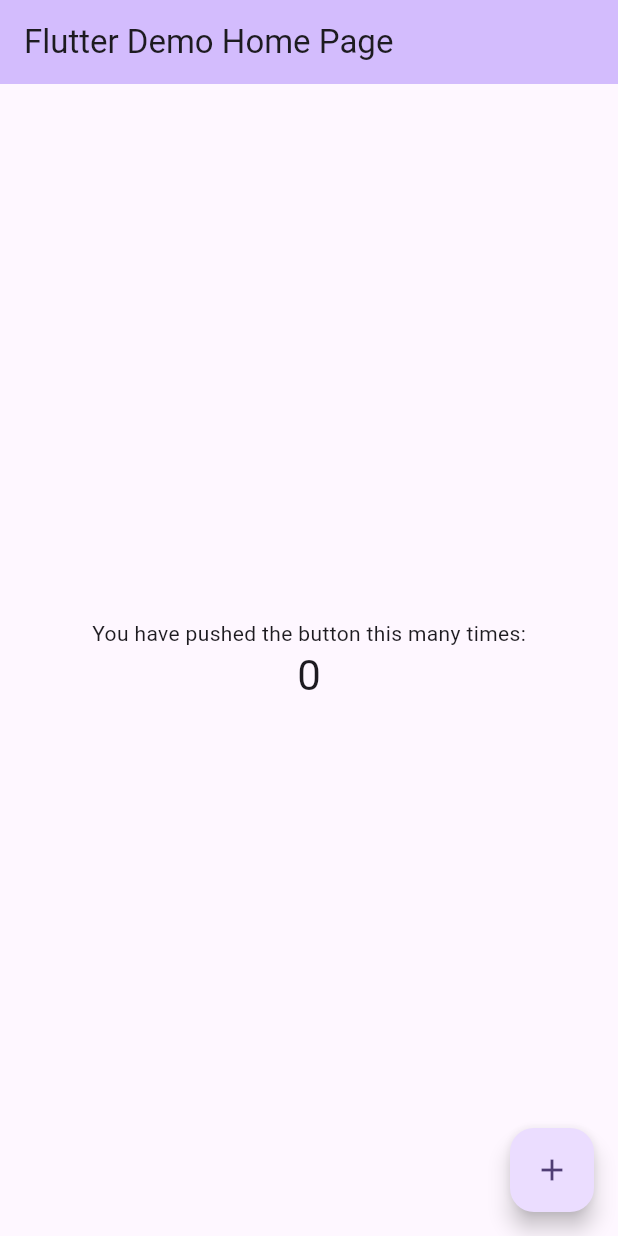
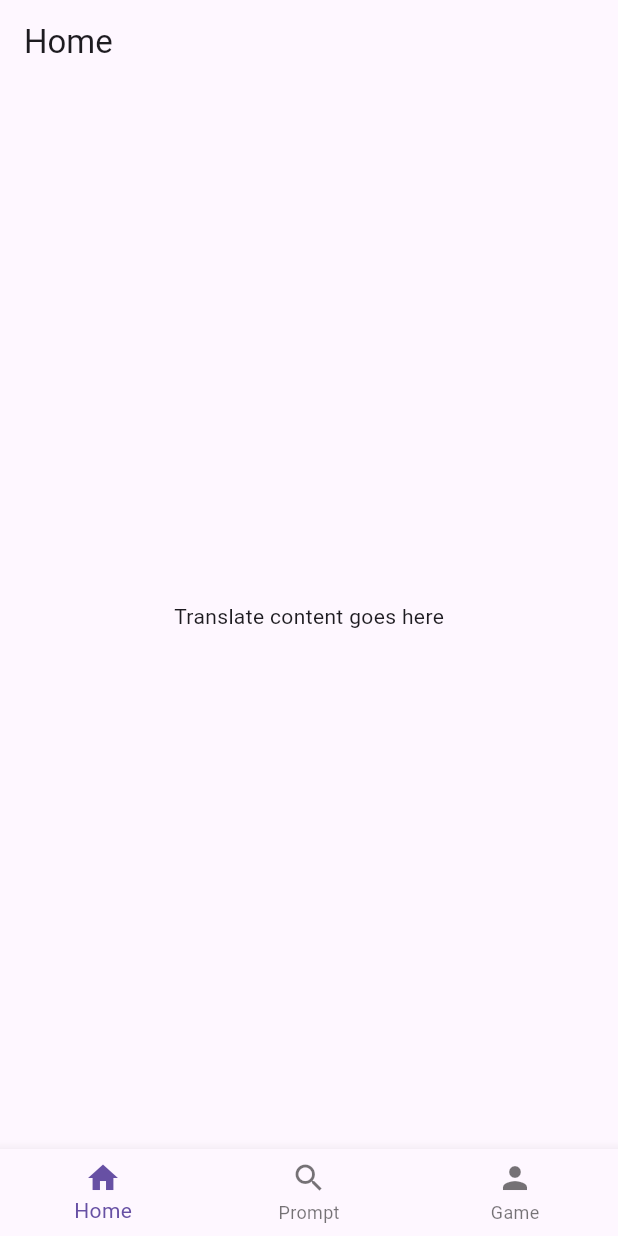
Before and after one commit to ylruiz/flutter_meetup_16_08_2025, a Flutter app: the screen it shows after launch, on a phone screen of 412 x 824 dp. Run offline on Flutter 3.47's test engine with Material 3 defaults, Android fonts, the phone set to English and light mode, and no system bars; our stand-ins replace auto_route, hooks_riverpod.

Commit message:
add initial screen setup & makefile helper

```diff
--- a/lib/main.dart
+++ b/lib/main.dart
@@ -1,122 +1,24 @@
 import 'package:flutter/material.dart';
+import 'package:hooks_riverpod/hooks_riverpod.dart';
 
-void main() {
-  runApp(const MyApp());
+import 'routes.dart';
+
+void main() async {
+  runApp(const ProviderScope(child: MyApp()));
 }
 
-class MyApp extends StatelessWidget {
+class MyApp extends ConsumerWidget {
   const MyApp({super.key});
 
-  // This widget is the root of your application.
   @override
-  Widget build(BuildContext context) {
-    return MaterialApp(
-      title: 'Flutter Demo',
-      theme: ThemeData(
-        // This is the theme of your application.
-        //
-        // TRY THIS: Try running your application with "flutter run". You'll see
-        // the application has a purple toolbar. Then, without quitting the app,
-        // try changing the seedColor in the colorScheme below to Colors.green
-        // and then invoke "hot reload" (save your changes or press the "hot
-        // reload" button in a Flutter-supported IDE, or press "r" if you used
-        // the command line to start the app).
-        //
-        // Notice that the counter didn't reset back to zero; the application
-        // state is not lost during the reload. To reset the state, use hot
-        // restart instead.
-        //
-        // This works for code too, not just values: Most code changes can be
-        // tested with just a hot reload.
-        colorScheme: ColorScheme.fromSeed(seedColor: Colors.deepPurple),
-      ),
-      home: const MyHomePage(title: 'Flutter Demo Home Page'),
+  Widget build(BuildContext context, WidgetRef ref) {
+    // make sure you don't initiate your router
+    // inside of the build function.
+    final appRouter = AppRouter();
+
+    return MaterialApp.router(
+      debugShowCheckedModeBanner: false,
+      routerConfig: appRouter.config(),
     );
   }
 }
-
-class MyHomePage extends StatefulWidget {
-  const MyHomePage({super.key, required this.title});
-
-  // This widget is the home page of your application. It is stateful, meaning
-  // that it has a State object (defined below) that contains fields that affect
-  // how it looks.
-
-  // This class is the configuration for the state. It holds the values (in this
-  // case the title) provided by the parent (in this case the App widget) and
-  // used by the build method of the State. Fields in a Widget subclass are
-  // always marked "final".
-
-  final String title;
-
-  @override
-  State<MyHomePage> createState() => _MyHomePageState();
-}
-
-class _MyHomePageState extends State<MyHomePage> {
-  int _counter = 0;
-
-  void _incrementCounter() {
-    setState(() {
-      // This call to setState tells the Flutter framework that something has
-      // changed in this State, which causes it to rerun the build method below
-      // so that the display can reflect the updated values. If we changed
-      // _counter without calling setState(), then the build method would not be
-      // called again, and so nothing would appear to happen.
-      _counter++;
-    });
-  }
-
-  @override
-  Widget build(BuildContext context) {
-    // This method is rerun every time setState is called, for instance as done
-    // by the _incrementCounter method above.
-    //
-    // The Flutter framework has been optimized to make rerunning build methods
-    // fast, so that you can just rebuild anything that needs updating rather
-    // than having to individually change instances of widgets.
-    return Scaffold(
-      appBar: AppBar(
-        // TRY THIS: Try changing the color here to a specific color (to
-        // Colors.amber, perhaps?) and trigger a hot reload to see the AppBar
-        // change color while the other colors stay the same.
-        backgroundColor: Theme.of(context).colorScheme.inversePrimary,
-        // Here we take the value from the MyHomePage object that was created by
-        // the App.build method, and use it to set our appbar title.
-        title: Text(widget.title),
-      ),
-      body: Center(
-        // Center is a layout widget. It takes a single child and positions it
-        // in the middle of the parent.
-        child: Column(
-          // Column is also a layout widget. It takes a list of children and
-          // arranges them vertically. By default, it sizes itself to fit its
-          // children horizontally, and tries to be as tall as its parent.
-          //
-          // Column has various properties to control how it sizes itself and
-          // how it positions its children. Here we use mainAxisAlignment to
-          // center the children vertically; the main axis here is the vertical
-          // axis because Columns are vertical (the cross axis would be
-          // horizontal).
-          //
-          // TRY THIS: Invoke "debug painting" (choose the "Toggle Debug Paint"
-          // action in the IDE, or press "p" in the console), to see the
-          // wireframe for each widget.
-          mainAxisAlignment: MainAxisAlignment.center,
-          children: <Widget>[
-            const Text('You have pushed the button this many times:'),
-            Text(
-              '$_counter',
-              style: Theme.of(context).textTheme.headlineMedium,
-            ),
-          ],
-        ),
-      ),
-      floatingActionButton: FloatingActionButton(
-        onPressed: _incrementCounter,
-        tooltip: 'Increment',
-        child: const Icon(Icons.add),
-      ), // This trailing comma makes auto-formatting nicer for build methods.
-    );
-  }
-}
--- /dev/null
+++ b/lib/paths.dart
@@ -0,0 +1,4 @@
+class Paths {
+  static const home = '/';
+  static const onboarding = '/onboarding';
+}
--- /dev/null
+++ b/lib/routes.dart
@@ -0,0 +1,23 @@
+import 'package:auto_route/annotations.dart';
+import 'package:auto_route/auto_route.dart';
+import 'package:flutter_meetup_16_08_2025/paths.dart';
+import 'package:flutter_meetup_16_08_2025/routes.gr.dart';
+
+@AutoRouterConfig(replaceInRouteName: 'Screen|Page,Route')
+class AppRouter extends RootStackRouter {
+  @override
+  RouteType get defaultRouteType => RouteType.material(); //.cupertino, .adaptive ..etc
+
+  @override
+  List<AutoRoute> get routes => [
+    AutoRoute(path: Paths.onboarding, page: OnboardingRoute.page),
+    // HomeScreen is generated as HomeRoute because
+    // of the replaceInRouteName property
+    AutoRoute(path: Paths.home, page: HomeRoute.page),
+  ];
+
+  @override
+  List<AutoRouteGuard> get guards => [
+    // optionally add root guards here
+  ];
+}
--- /dev/null
+++ b/lib/screens/home_screen.dart
@@ -0,0 +1,43 @@
+import 'package:auto_route/auto_route.dart';
+import 'package:flutter/material.dart';
+
+@RoutePage()
+class HomeScreen extends StatefulWidget {
+  const HomeScreen({super.key});
+
+  @override
+  State<HomeScreen> createState() => _HomeScreenState();
+}
+
+class _HomeScreenState extends State<HomeScreen> {
+  int _selectedIndex = 0;
+
+  static const List<Widget> _pages = <Widget>[
+    Center(child: Text('Translate content goes here')),
+    Center(child: Text('Prompts content goes here')),
+    Center(child: Text('Game content goes here')),
+  ];
+
+  void _onItemTapped(int index) {
+    setState(() {
+      _selectedIndex = index;
+    });
+  }
+
+  @override
+  Widget build(BuildContext context) {
+    return Scaffold(
+      appBar: AppBar(title: const Text('Home')),
+      body: _pages[_selectedIndex],
+      bottomNavigationBar: BottomNavigationBar(
+        currentIndex: _selectedIndex,
+        onTap: _onItemTapped,
+        items: const [
+          BottomNavigationBarItem(icon: Icon(Icons.home), label: 'Home'),
+          BottomNavigationBarItem(icon: Icon(Icons.search), label: 'Prompt'),
+          BottomNavigationBarItem(icon: Icon(Icons.person), label: 'Game'),
+        ],
+      ),
+    );
+  }
+}
--- /dev/null
+++ b/lib/screens/onboarding_screen.dart
@@ -0,0 +1,12 @@
+import 'package:auto_route/auto_route.dart';
+import 'package:flutter/material.dart';
+
+@RoutePage()
+class OnboardingScreen extends StatelessWidget {
+  const OnboardingScreen({super.key});
+
+  @override
+  Widget build(BuildContext context) {
+    return Text('Onboarding screen goes here');
+  }
+}
--- a/pubspec.yaml
+++ b/pubspec.yaml
@@ -49,6 +49,8 @@ dev_dependencies:
   # package. See that file for information about deactivating specific lint
   # rules and activating additional ones.
   flutter_lints: ^5.0.0
+  auto_route_generator: ^10.2.3
+  build_runner: ^2.5.4
 
 # For information on the generic Dart part of this file, see the
 # following page: https://dart.dev/tools/pub/pubspec
```
Also changed, not shown: lib/routes.gr.dart (added), pubspec.lock, 1 other file.
